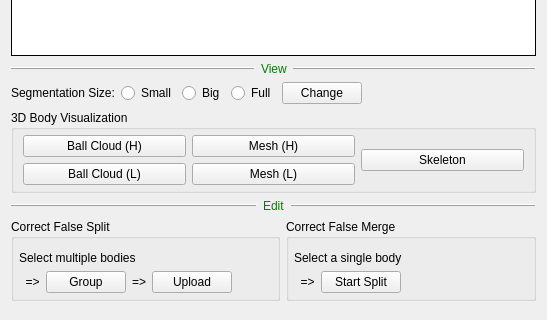
Before: the Qt Designer form neurolabi/gui/flyem/flyemproofcontrolform.ui in janelia-flyem/NeuTu, drawn with Qt 5; both pictures show x 0 to 547 and y 175 to 495 of the 547 by 710 pixel window.
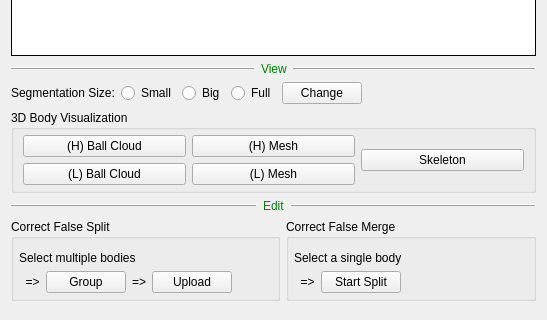
After: the same form once the commit is applied. Icons and pictures are not drawn. Custom widgets are drawn as their Qt base class.

The edit to the form file:
```diff
--- a/neurolabi/gui/flyem/flyemproofcontrolform.ui
+++ b/neurolabi/gui/flyem/flyemproofcontrolform.ui
@@ -220,7 +220,7 @@
            <string>3D body visualization (high resolution ball cloud)</string>
           </property>
           <property name="text">
-           <string>Ball Cloud (H)</string>
+           <string>(H) Ball Cloud</string>
           </property>
          </widget>
         </item>
@@ -230,7 +230,7 @@
            <string>3D body visualization (low resolution ball cloud)</string>
           </property>
           <property name="text">
-           <string>Ball Cloud (L)</string>
+           <string>(L) Ball Cloud</string>
           </property>
          </widget>
         </item>
@@ -244,7 +244,7 @@
            <string>3D body visualization (high resolution mesh)</string>
           </property>
           <property name="text">
-           <string>Mesh (H)</string>
+           <string>(H) Mesh</string>
           </property>
          </widget>
         </item>
@@ -254,7 +254,7 @@
            <string>3D body visualization (low resolution mesh)</string>
           </property>
           <property name="text">
-           <string>Mesh (L)</string>
+           <string>(L) Mesh</string>
           </property>
          </widget>
         </item>
```
